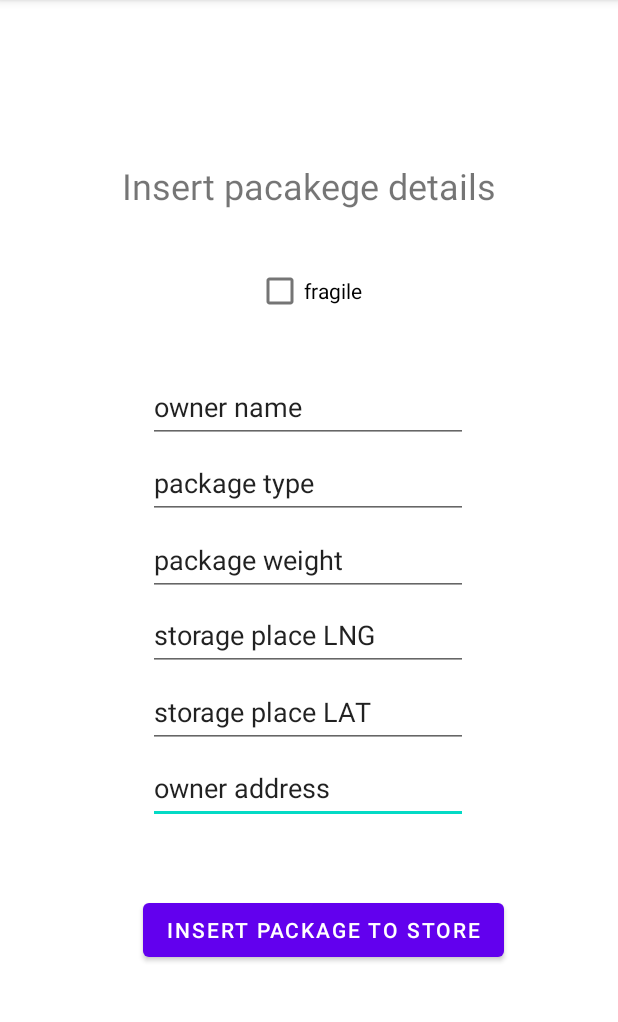
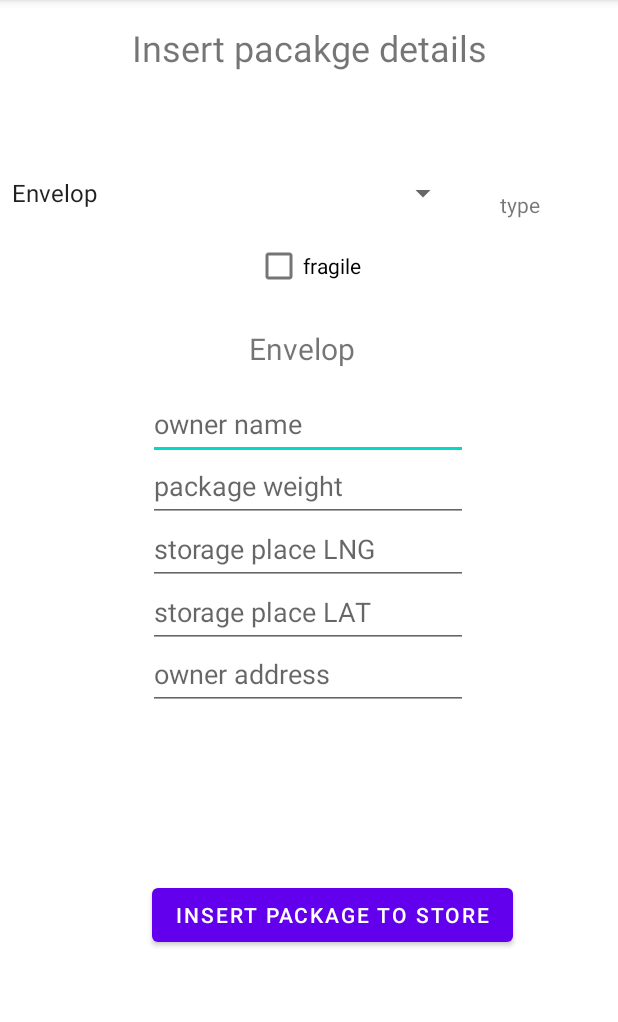
Before and after one commit to maorsarusi/myPackageDeliver, an Android app: the screen it shows after launch (Home), after a tap on "INSERT PACKAGE TO STORE", on a phone screen of 412 x 824 dp, the part 84-1106 px from its top. Run offline under Robolectric (Android 15) with nearby library versions, the phone set to English and light mode, and no system bars; our stand-ins replace Firebase (no records; nobody signed in at launch, a user with empty details on screens opened directly).

Commit message:
כל העדכונים שכתבתי בווצאפ

```diff
--- a/app/src/main/AndroidManifest.xml
+++ b/app/src/main/AndroidManifest.xml
@@ -11,6 +11,7 @@
         android:theme="@style/Theme.MyPackageDeliver">
         <activity
             android:name=".views.Home"
+            android:screenOrientation="portrait"
             android:exported="false" />
         <activity
             android:name=".views.SplashActivity"
--- a/app/src/main/java/com/example/mypackagedeliver/models/Parcel.kt
+++ b/app/src/main/java/com/example/mypackagedeliver/models/Parcel.kt
@@ -3,18 +3,12 @@ package com.example.mypackagedeliver.models
 /**
  * class that represent a package
  */
-class Parcel {
-    var pkg_id: Int = 0
-    lateinit var owner : String
-    lateinit var owner_address : String
-    lateinit var type : String
-    lateinit var weight : String
-    lateinit var lng : String
-    lateinit var lat : String
-    lateinit var fragile : String
-
-    constructor()
-
-
-
-}
+data class Parcel
+    (val pkg_id: Int,
+     val owner : String,
+     val owner_address : String,
+     val type : String,
+     val weight : String,
+     val lng : String,
+     val lat : String,
+     val fragile : String)
--- a/app/src/main/java/com/example/mypackagedeliver/views/Home.kt
+++ b/app/src/main/java/com/example/mypackagedeliver/views/Home.kt
@@ -2,14 +2,13 @@
 
 import androidx.appcompat.app.AppCompatActivity
 import android.os.Bundle
-import android.widget.Button
-import android.widget.CheckBox
-import android.widget.EditText
-import android.widget.Toast
+import android.view.View
+import android.widget.*
 import com.example.mypackagedeliver.R
-import com.example.mypackagedeliver.models.Parcel
+import com.example.mypackagedeliver.models.*
 import com.google.firebase.database.ktx.database
 import com.google.firebase.ktx.Firebase
+
 
  class Home : AppCompatActivity() {
      override fun onCreate(savedInstanceState: Bundle?) {
@@ -19,6 +18,38 @@ import com.google.firebase.ktx.Firebase
 
          val button: Button = findViewById(R.id.storage)
          var count: Int = 1
+         val typesArray = arrayOf("Envelop", "Big package", "Small package")
+         val arrayAdapter = ArrayAdapter(this, android.R.layout.simple_spinner_item, typesArray)
+
+         val spinner: Spinner = findViewById<Spinner>(R.id.types)
+         spinner.adapter = arrayAdapter
+
+
+
+         var type: String = ""
+         val typeText = findViewById<TextView>(R.id.typeTexteView)
+
+         spinner.onItemSelectedListener = object :
+
+             AdapterView.OnItemSelectedListener{
+             override fun onItemSelected(
+                 parent: AdapterView<*>?,
+                 view: View?,
+                 position: Int,
+                 id: Long
+             ) {
+
+                 typeText.text = typesArray[position]
+                 type  = typesArray[position]
+
+             }
+
+             override fun onNothingSelected(parent: AdapterView<*>?) {
+                 type = "Unknown"
+             }
+
+         }
+
 
          button.setOnClickListener {
 
@@ -31,25 +62,26 @@ import com.google.firebase.ktx.Firebase
              val owner = editText.text.toString()
 
              val editText2 = findViewById<EditText>(R.id.editTextName2)
-             val type = editText2.text.toString()
+             val weight = editText2.text.toString()
+             if (isNumber(weight))
+                  Toast.makeText(applicationContext, "must be a number" +
+                          "", Toast.LENGTH_LONG).show()
 
              val editText3 = findViewById<EditText>(R.id.editTextName3)
-             val weight = editText3.text.toString()
+             val lng = editText3.text.toString()
 
              val editText4 = findViewById<EditText>(R.id.editTextName4)
-             val lng = editText4.text.toString()
+             val lat = editText4.text.toString()
 
              val editText5 = findViewById<EditText>(R.id.editTextName5)
-             val lat = editText5.text.toString()
+             val address = editText5.text.toString()
 
-             val editText6 = findViewById<EditText>(R.id.editTextName6)
-             val address = editText6.text.toString()
 
              val checkBox = findViewById<CheckBox>(R.id.checkBox)
              val answer = checkBox.isChecked
-             val fragile : String
 
-             fragile = if (answer) { "yes" }
+
+             val fragile : String = if (answer) { "yes" }
                        else { "no" }
 
 
@@ -61,19 +93,21 @@ import com.google.firebase.ktx.Firebase
          }
 
          }
-     fun insertIntoFireBase(count: Int, owner: String, type: String, weight: String, lng: String, lat: String, address: String, fragile: String) :Parcel {
-         val pack: Parcel = Parcel()
-         pack.pkg_id = count
-         pack.owner = owner
-         pack.type = type
-         pack.weight = weight
-         pack.lng = lng
-         pack.lat = lat
-         pack.owner_address = address
-         pack.fragile = fragile
-         return pack
+     private fun insertIntoFireBase(
+         count: Int,
+         owner: String,
+         type: String,
+         weight: String,
+         lng: String,
+         lat: String,
+         address: String,
+         fragile: String
+     ): Parcel {
+         return Parcel(count, owner, address, type, weight, lng, lat, fragile)
 
      }
-
+            private fun isNumber(s: String?): Boolean {
+                return if (s.isNullOrEmpty()) false else s.all { Character.isDigit(it) }
+            }
 
      }
--- a/app/src/main/res/layout/activity_home.xml
+++ b/app/src/main/res/layout/activity_home.xml
@@ -6,20 +6,79 @@
     android:layout_height="match_parent"
     tools:context=".views.Home">
 
+
+    <TextView
+        android:id="@+id/textView"
+        android:layout_width="wrap_content"
+        android:layout_height="wrap_content"
+        android:fontFamily="sans-serif"
+        android:text="Insert pacakge details"
+        android:textSize="24dp"
+        app:layout_constraintBottom_toTopOf="@+id/editTextName"
+        app:layout_constraintEnd_toEndOf="parent"
+        app:layout_constraintStart_toStartOf="parent"
+        app:layout_constraintTop_toTopOf="parent"
+        app:layout_constraintVertical_bias="0.069" />
+
     <EditText
-        android:id="@+id/editTextName6"
+        android:id="@+id/editTextName"
+        android:hint="owner name"
         android:layout_width="wrap_content"
         android:layout_height="wrap_content"
         android:ems="10"
         android:inputType="textPersonName"
         android:minHeight="48dp"
-        android:text="owner address"
         app:layout_constraintBottom_toTopOf="@+id/storage"
         app:layout_constraintEnd_toEndOf="parent"
         app:layout_constraintHorizontal_bias="0.497"
         app:layout_constraintStart_toStartOf="parent"
         app:layout_constraintTop_toTopOf="parent"
-        app:layout_constraintVertical_bias="0.915" />
+        app:layout_constraintVertical_bias="0.481" />
+
+    <EditText
+        android:id="@+id/editTextName2"
+        android:layout_width="wrap_content"
+        android:layout_height="wrap_content"
+        android:ems="10"
+        android:hint="package weight"
+        android:inputType="textPersonName"
+        android:minHeight="48dp"
+        app:layout_constraintBottom_toTopOf="@+id/storage"
+        app:layout_constraintEnd_toEndOf="parent"
+        app:layout_constraintHorizontal_bias="0.497"
+        app:layout_constraintStart_toStartOf="parent"
+        app:layout_constraintTop_toTopOf="parent"
+        app:layout_constraintVertical_bias="0.558" />
+
+    <EditText
+        android:id="@+id/editTextName3"
+        android:layout_width="wrap_content"
+        android:layout_height="wrap_content"
+        android:ems="10"
+        android:hint="storage place LNG"
+        android:inputType="textPersonName"
+        android:minHeight="48dp"
+        app:layout_constraintBottom_toTopOf="@+id/storage"
+        app:layout_constraintEnd_toEndOf="parent"
+        app:layout_constraintHorizontal_bias="0.497"
+        app:layout_constraintStart_toStartOf="parent"
+        app:layout_constraintTop_toTopOf="parent"
+        app:layout_constraintVertical_bias="0.636" />
+
+    <EditText
+        android:id="@+id/editTextName4"
+        android:layout_width="wrap_content"
+        android:layout_height="wrap_content"
+        android:ems="10"
+        android:inputType="textPersonName"
+        android:minHeight="48dp"
+        android:hint="storage place LAT"
+        app:layout_constraintBottom_toTopOf="@+id/storage"
+        app:layout_constraintEnd_toEndOf="parent"
+        app:layout_constraintHorizontal_bias="0.497"
+        app:layout_constraintStart_toStartOf="parent"
+        app:layout_constraintTop_toTopOf="parent"
+        app:layout_constraintVertical_bias="0.714" />
 
     <EditText
         android:id="@+id/editTextName5"
@@ -28,58 +87,13 @@
         android:ems="10"
         android:inputType="textPersonName"
         android:minHeight="48dp"
-        android:text="storage place LAT"
+        android:hint="owner address"
         app:layout_constraintBottom_toTopOf="@+id/storage"
         app:layout_constraintEnd_toEndOf="parent"
         app:layout_constraintHorizontal_bias="0.497"
         app:layout_constraintStart_toStartOf="parent"
         app:layout_constraintTop_toTopOf="parent"
-        app:layout_constraintVertical_bias="0.822" />
-
-    <EditText
-        android:id="@+id/editTextName4"
-        android:layout_width="wrap_content"
-        android:layout_height="wrap_content"
-        android:ems="10"
-        android:inputType="textPersonName"
-        android:minHeight="48dp"
-        android:text="storage place LNG"
-        app:layout_constraintBottom_toTopOf="@+id/storage"
-        app:layout_constraintEnd_toEndOf="parent"
-        app:layout_constraintHorizontal_bias="0.497"
-        app:layout_constraintStart_toStartOf="parent"
-        app:layout_constraintTop_toTopOf="parent"
-        app:layout_constraintVertical_bias="0.729" />
-
-    <EditText
-        android:id="@+id/editTextName3"
-        android:layout_width="wrap_content"
-        android:layout_height="wrap_content"
-        android:ems="10"
-        android:inputType="textPersonName"
-        android:minHeight="48dp"
-        android:text="package weight"
-        app:layout_constraintBottom_toTopOf="@+id/storage"
-        app:layout_constraintEnd_toEndOf="parent"
-        app:layout_constraintHorizontal_bias="0.497"
-        app:layout_constraintStart_toStartOf="parent"
-        app:layout_constraintTop_toTopOf="parent"
-        app:layout_constraintVertical_bias="0.637" />
-
-    <EditText
-        android:id="@+id/editTextName2"
-        android:layout_width="wrap_content"
-        android:layout_height="wrap_content"
-        android:ems="10"
-        android:inputType="textPersonName"
-        android:minHeight="48dp"
-        android:text="package type"
-        app:layout_constraintBottom_toTopOf="@+id/storage"
-        app:layout_constraintEnd_toEndOf="parent"
-        app:layout_constraintHorizontal_bias="0.497"
-        app:layout_constraintStart_toStartOf="parent"
-        app:layout_constraintTop_toTopOf="parent"
-        app:layout_constraintVertical_bias="0.544" />
+        app:layout_constraintVertical_bias="0.791" />
 
     <Button
         android:id="@+id/storage"
@@ -88,37 +102,10 @@
         android:text="insert package to store"
         app:layout_constraintBottom_toBottomOf="parent"
         app:layout_constraintEnd_toEndOf="parent"
-        app:layout_constraintHorizontal_bias="0.556"
+        app:layout_constraintHorizontal_bias="0.591"
         app:layout_constraintStart_toStartOf="parent"
         app:layout_constraintTop_toTopOf="parent"
-        app:layout_constraintVertical_bias="0.828" />
-
-    <EditText
-        android:id="@+id/editTextName"
-        android:layout_width="wrap_content"
-        android:layout_height="wrap_content"
-        android:ems="10"
-        android:inputType="textPersonName"
-        android:minHeight="48dp"
-        android:text="owner name"
-        app:layout_constraintBottom_toTopOf="@+id/storage"
-        app:layout_constraintEnd_toEndOf="parent"
-        app:layout_constraintHorizontal_bias="0.497"
-        app:layout_constraintStart_toStartOf="parent"
-        app:layout_constraintTop_toTopOf="parent"
-        app:layout_constraintVertical_bias="0.451" />
-
-    <TextView
-        android:id="@+id/textView"
-        android:layout_width="wrap_content"
-        android:layout_height="wrap_content"
-        android:fontFamily="sans-serif"
-        android:text="Insert pacakege details"
-        android:textSize="24dp"
-        app:layout_constraintBottom_toTopOf="@+id/editTextName"
-        app:layout_constraintEnd_toEndOf="parent"
-        app:layout_constraintStart_toStartOf="parent"
-        app:layout_constraintTop_toTopOf="parent" />
+        app:layout_constraintVertical_bias="0.814" />
 
     <CheckBox
         android:id="@+id/checkBox"
@@ -127,7 +114,50 @@
         android:text="fragile"
         app:layout_constraintBottom_toTopOf="@+id/editTextName"
         app:layout_constraintEnd_toEndOf="parent"
+        app:layout_constraintHorizontal_bias="0.498"
         app:layout_constraintStart_toStartOf="parent"
-        app:layout_constraintTop_toBottomOf="@+id/textView" />
+        app:layout_constraintTop_toBottomOf="@+id/textView"
+        app:layout_constraintVertical_bias="0.649" />
+
+    <Spinner
+        android:id="@+id/types"
+        android:layout_width="306dp"
+        android:layout_height="49dp"
+        android:gravity="center"
+        app:layout_constraintBottom_toTopOf="@+id/checkBox"
+        app:layout_constraintEnd_toEndOf="parent"
+        app:layout_constraintHorizontal_bias="0.0"
+        app:layout_constraintStart_toStartOf="parent"
+        app:layout_constraintTop_toBottomOf="@+id/textView"
+        app:layout_constraintVertical_bias="1.0"
+        tools:ignore="SpeakableTextPresentCheck" />
+
+    <TextView
+        android:id="@+id/textView4"
+        android:layout_width="46dp"
+        android:layout_height="34dp"
+        android:gravity="center"
+        android:text="type"
+        app:layout_constraintBottom_toTopOf="@+id/checkBox"
+        app:layout_constraintEnd_toEndOf="parent"
+        app:layout_constraintHorizontal_bias="0.848"
+        app:layout_constraintStart_toStartOf="@+id/textView"
+        app:layout_constraintTop_toBottomOf="@+id/textView"
+        app:layout_constraintVertical_bias="1.0" />
+
+    <TextView
+        android:id="@+id/typeTexteView"
+        android:layout_width="201dp"
+        android:layout_height="53dp"
+        android:gravity="center"
+        android:text="chosen type"
+        android:textSize="20dp"
+        app:layout_constraintBottom_toTopOf="@+id/editTextName2"
+        app:layout_constraintEnd_toEndOf="parent"
+        app:layout_constraintHorizontal_bias="0.476"
+        app:layout_constraintStart_toStartOf="parent"
+        app:layout_constraintTop_toTopOf="parent"
+        app:layout_constraintVertical_bias="0.834" />
+
 
 </androidx.constraintlayout.widget.ConstraintLayout>
--- a/app/src/main/res/values/strings.xml
+++ b/app/src/main/res/values/strings.xml
@@ -1,4 +1,9 @@
 <resources>
     <string name="app_name">my package deliver</string>
     <string name="storage"> insert package to store</string>
+    <string-array name="package_type">
+        <item>Envelop</item>
+        <item>Small package</item>
+        <item>Big package</item>
+    </string-array>
 </resources>
```
